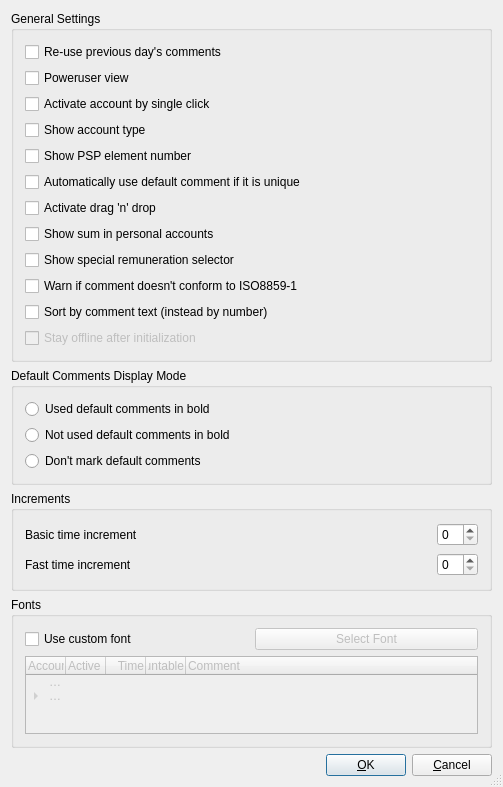
Before: the Qt Designer form src/preferencedialogbase.ui in scVENUS/sctime, drawn with Qt 5.
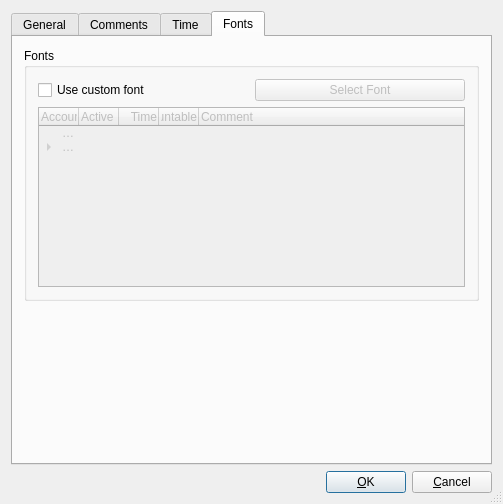
After: the same form once the commit is applied.

Commit message: use tabs in preference dialog

What changed in the file:
```diff
--- a/src/preferencedialogbase.ui
+++ b/src/preferencedialogbase.ui
@@ -7,7 +7,7 @@
     <x>0</x>
     <y>0</y>
     <width>503</width>
-    <height>787</height>
+    <height>504</height>
    </rect>
   </property>
   <property name="windowTitle">
@@ -16,6 +16,16 @@
   <property name="sizeGripEnabled">
    <bool>true</bool>
   </property>
+  <layout class="QVBoxLayout" name="verticalLayout_3">
+   <item>
+    <widget class="QTabWidget" name="tabWidget">
+     <property name="currentIndex">
+      <number>3</number>
+     </property>
+     <widget class="QWidget" name="tabGeneral">
+      <attribute name="title">
+       <string>General</string>
+      </attribute>
   <layout class="QVBoxLayout" name="verticalLayout_5">
    <item>
     <widget class="QGroupBox" name="groupBox_3">
@@ -117,6 +127,26 @@
     </widget>
    </item>
    <item>
+        <spacer name="verticalSpacer">
+         <property name="orientation">
+          <enum>Qt::Vertical</enum>
+         </property>
+         <property name="sizeHint" stdset="0">
+          <size>
+           <width>20</width>
+           <height>39</height>
+          </size>
+         </property>
+        </spacer>
+       </item>
+      </layout>
+     </widget>
+     <widget class="QWidget" name="tabComments">
+      <attribute name="title">
+       <string>Comments</string>
+      </attribute>
+      <layout class="QVBoxLayout" name="verticalLayout_6">
+       <item>
     <widget class="QGroupBox" name="defaultCommentsCheckBox">
      <property name="title">
       <string>Default Comments Display Mode</string>
@@ -147,6 +177,26 @@
     </widget>
    </item>
    <item>
+        <spacer name="verticalSpacer_2">
+         <property name="orientation">
+          <enum>Qt::Vertical</enum>
+         </property>
+         <property name="sizeHint" stdset="0">
+          <size>
+           <width>20</width>
+           <height>310</height>
+          </size>
+         </property>
+        </spacer>
+       </item>
+      </layout>
+     </widget>
+     <widget class="QWidget" name="tabTime">
+      <attribute name="title">
+       <string>Time</string>
+      </attribute>
+      <layout class="QVBoxLayout" name="verticalLayout_7">
+       <item>
     <widget class="QGroupBox" name="groupBox_2">
      <property name="sizePolicy">
       <sizepolicy hsizetype="Preferred" vsizetype="Preferred">
@@ -210,13 +260,33 @@
     </widget>
    </item>
    <item>
+        <spacer name="verticalSpacer_3">
+         <property name="orientation">
+          <enum>Qt::Vertical</enum>
+         </property>
+         <property name="sizeHint" stdset="0">
+          <size>
+           <width>20</width>
+           <height>327</height>
+          </size>
+         </property>
+        </spacer>
+       </item>
+      </layout>
+     </widget>
+     <widget class="QWidget" name="tabFonts">
+      <attribute name="title">
+       <string>Fonts</string>
+      </attribute>
+      <layout class="QVBoxLayout" name="verticalLayout_8">
+       <item>
     <widget class="QGroupBox" name="groupBox">
      <property name="title">
       <string>Fonts</string>
      </property>
-     <layout class="QVBoxLayout">
+         <layout class="QVBoxLayout" name="_2">
       <item>
-       <layout class="QHBoxLayout">
+           <layout class="QHBoxLayout" name="_3">
         <item>
          <widget class="QCheckBox" name="customFontCheckBox">
           <property name="text">
@@ -657,6 +727,23 @@
     </widget>
    </item>
    <item>
+        <spacer name="verticalSpacer_4">
+         <property name="orientation">
+          <enum>Qt::Vertical</enum>
+         </property>
+         <property name="sizeHint" stdset="0">
+          <size>
+           <width>20</width>
+           <height>162</height>
+          </size>
+         </property>
+        </spacer>
+       </item>
+      </layout>
+     </widget>
+    </widget>
+   </item>
+   <item>
     <layout class="QHBoxLayout" stretch="0,0,0">
      <item>
       <spacer>
```
Left out of the diff: 33 changed lines with no effect on the pictures. Lines whose indentation alone changed are shown as unchanged. The commit also changes 1 other file.
